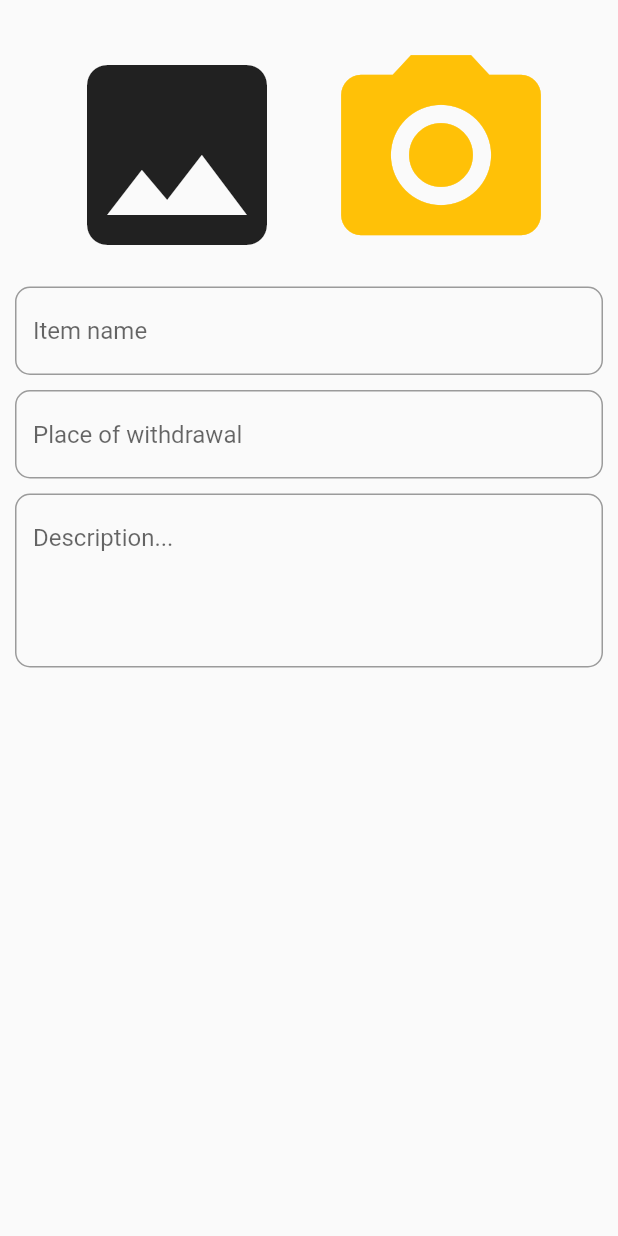
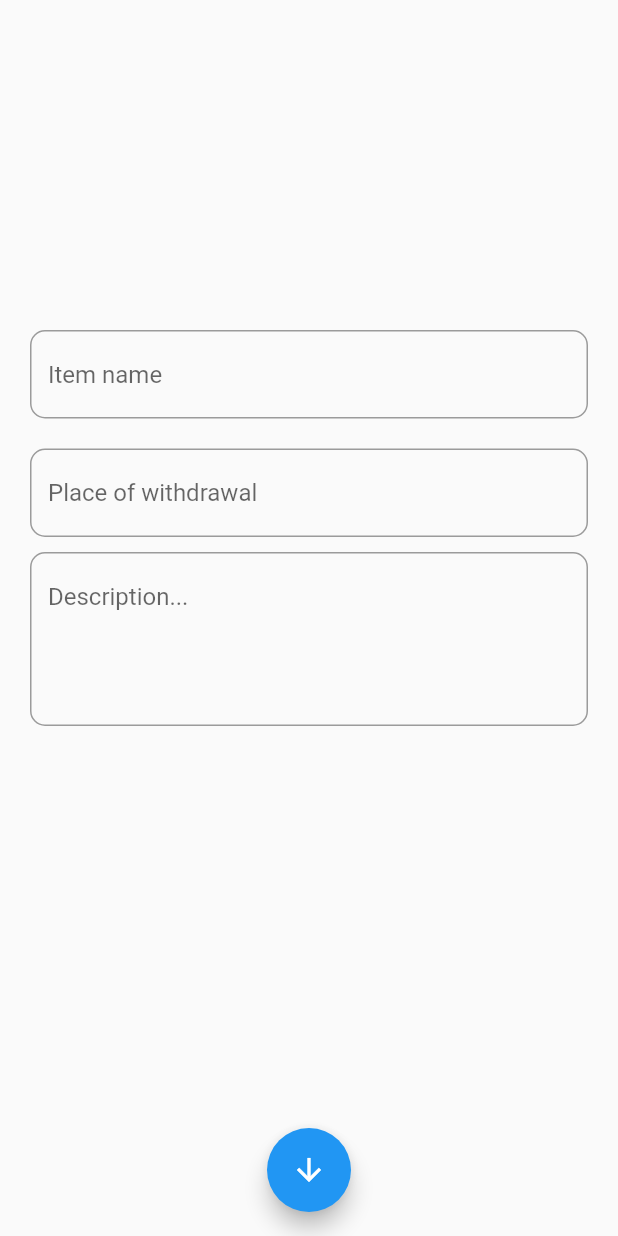
Before and after one commit to lukcza/lost_found, a Flutter app: the LostItemAddPage screen opened by its route, on a phone screen of 412 x 824 dp. Run offline on Flutter 3.47's test engine with Material 2 defaults, Android fonts, the phone set to English and light mode, and no system bars; our stand-ins replace firebase_auth, firebase_core, image_picker, persistent_bottom_nav_bar; accounts and stored records are empty.

Commit message:
[10] Change layout of lost_item_page.dart to PageView     show image form image picker, button to change page on image picker

```diff
--- a/lib/views/item_add/Item_add_page.dart
+++ b/lib/views/item_add/Item_add_page.dart
@@ -2,6 +2,8 @@ import 'dart:io';
 
 import 'package:flutter/material.dart';
 import 'package:image_picker/image_picker.dart';
+import 'package:lost_found/views/item_add/pages/form_page.dart';
+import 'package:lost_found/views/item_add/pages/image_picker_page.dart';
 
 class LostItemAddPage extends StatefulWidget {
   const LostItemAddPage({Key? key}) : super(key: key);
@@ -11,97 +13,55 @@ class LostItemAddPage extends StatefulWidget {
 }
 
 class _LostItemAddPageState extends State<LostItemAddPage> {
-  File? _image;
 
-  Future getImageCamera() async {
-    final image = await ImagePicker().pickImage(source: ImageSource.camera);
-    if (image == null) return;
-
-    final imageTemporary = File(image.path);
-
-    setState(() {
-      this._image = imageTemporary;
-    });
+  Key pageKeyController =  GlobalKey();
+  PageController pageController = PageController();
+  var _isVisibleFloatingButton;
+  Future toImagePage()async{
+    await pageController.animateToPage(1, duration: Duration(seconds: 1), curve: Curves.linear);
+    if(pageController.initialPage + 1 == 1){
+      _isVisibleFloatingButton = false;
+    }
   }
-
-  Future getImageGallery() async {
-    final image = await ImagePicker().pickImage(source: ImageSource.gallery);
-    if (image == null) return;
-
-    final imageTemporary = File(image.path);
-
-    setState(() {
-      this._image = imageTemporary;
-    });
+  @override
+  void initState() {
+    // TODO: implement initState
+    super.initState();
+    _isVisibleFloatingButton = true;
   }
 
   @override
-  Widget build(BuildContext context) {
+  Widget build(BuildContext context){
+
+
+    return  Scaffold(
+      body: PageView(
+        key: pageKeyController,
+        controller: pageController,
+        scrollDirection: Axis.vertical,
+        children: [
+            FormPage(),
+            ImagePickerPage(),
+        ],
+      ),
+      floatingActionButton: Visibility(
+        visible: _isVisibleFloatingButton,
+        child: FloatingActionButton(
+            onPressed:()=>toImagePage(),
+            child: Icon(Icons.arrow_downward),
+        ),
+      ),
+      floatingActionButtonLocation: FloatingActionButtonLocation.centerFloat,
+    );
+  }
+  /*Widget build(BuildContext context) {
     return Scaffold(
       body: SafeArea(
         child: Container(
-          margin: EdgeInsets.fromLTRB(10, 15, 10, 0),
-          child: Column(
-            children: [
-              Container(
-                child: Row(
-                  mainAxisAlignment: MainAxisAlignment.center,
-                  children: [
-                    IconButton(
-                      onPressed: () => getImageGallery(),
-                      icon: Icon(Icons.photo),
-                      iconSize: 160,
-                    ),
-                    IconButton(
-                      onPressed: () => getImageCamera(),
-                      icon: Icon(Icons.photo_camera),
-                      iconSize: 160,
-                      color: Colors.amber,
-                    ),
-                  ],
-                ),
-              ),
-              TextField(
-                decoration: InputDecoration(
-                    border: OutlineInputBorder(
-                        borderRadius: BorderRadius.circular(10.0),
-                        borderSide: BorderSide(
-                          color: Colors.amber,
-                          width: 1,
-                        )),
-                    hintText: "Item name"),
-              ),
-              SizedBox(
-                height: 10,
-              ),
-              TextField(
-                decoration: InputDecoration(
-                    border: OutlineInputBorder(
-                        borderRadius: BorderRadius.circular(10.0),
-                        borderSide: BorderSide(
-                          color: Colors.amber,
-                          width: 1,
-                        )),
-                    hintText: "Place of withdrawal"),
-              ),
-              SizedBox(
-                height: 10,
-              ),
-              TextField(
-                maxLines: 4,
-                decoration: InputDecoration(
-                    border: OutlineInputBorder(
-                        borderRadius: BorderRadius.circular(10.0),
-                        borderSide: BorderSide(
-                          color: Colors.amber,
-                          width: 1,
-                        )),
-                    hintText: "Description..."),
-              ),
-            ],
-          ),
+          margin: const EdgeInsets.fromLTRB(10, 15, 10, 0),
+          child:
         ),
       ),
     );
-  }
+  }*/
 }
--- /dev/null
+++ b/lib/views/item_add/pages/form_page.dart
@@ -0,0 +1,58 @@
+import 'package:flutter/material.dart';
+
+class FormPage extends StatelessWidget {
+  const FormPage({Key? key}) : super(key: key);
+  @override
+  // TODO: implement key
+  Key? get key => super.key;
+  @override
+  Widget build(BuildContext context) {
+    return Scaffold(
+        body: Container(
+            margin: const EdgeInsets.only(top: 220, left: 20, right: 20),
+            child: Column(
+              children: [
+                TextField(
+                  decoration: InputDecoration(
+                      border: OutlineInputBorder(
+                          borderRadius: BorderRadius.circular(10.0),
+                          borderSide: const BorderSide(
+                            color: Colors.amber,
+                            width: 1,
+                          )),
+                      hintText: "Item name"),
+                ),
+                const SizedBox(
+                  height: 20,
+                ),
+                TextField(
+                  decoration: InputDecoration(
+                      border: OutlineInputBorder(
+                          borderRadius: BorderRadius.circular(10.0),
+                          borderSide: const BorderSide(
+                            color: Colors.amber,
+                            width: 1,
+                          )),
+                      hintText: "Place of withdrawal"),
+                ),
+                const SizedBox(
+                  height: 10,
+                ),
+                TextField(
+                  maxLines: 4,
+                  decoration: InputDecoration(
+                      border: OutlineInputBorder(
+                          borderRadius: BorderRadius.circular(10.0),
+                          borderSide: const BorderSide(
+                            color: Colors.amber,
+                            width: 1,
+                          )),
+                      hintText: "Description..."),
+                ),
+              ],
+            )
+        ),
+      //floatingActionButton: IconButton(onPressed: , icon: icon),
+    );
+  }
+}
```
Also changed, not shown: lib/views/item_add/pages/image_picker_page.dart (added, +100 -0 lines).
